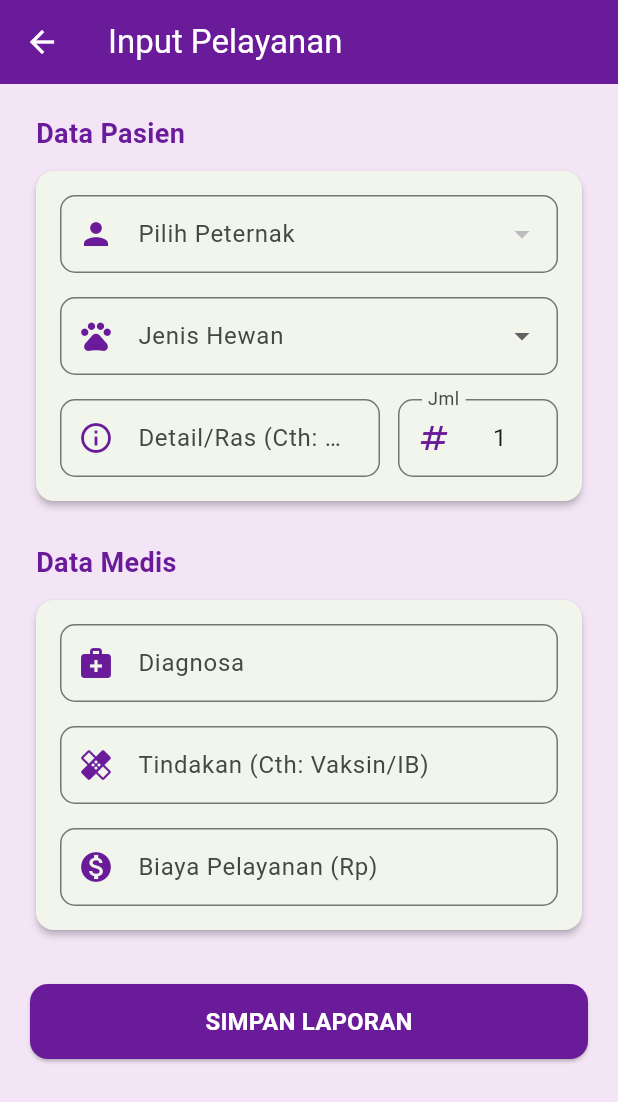
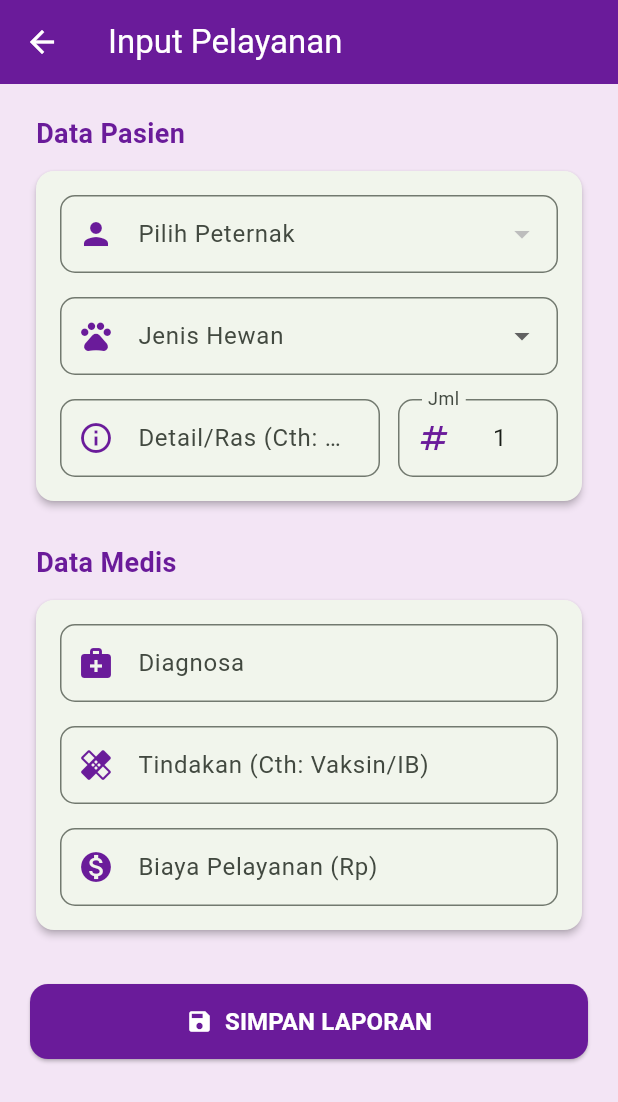
Before and after one commit to amdwildanabdillah/puskeswan-app, a Flutter app: the screen it shows once a user with an empty profile is signed in, after a tap on "Input Pelayanan", on a phone screen of 412 x 824 dp. Shown: the top 1102 px of the screen. Run offline on Flutter 3.47's test engine with Material 3 defaults, Android fonts, the light colour scheme and no system bars; our stand-ins replace connectivity_plus, csv, pdf, printing, sqflite, supabase_flutter; missing offline and left inert: file_saver; accounts and stored records are empty; network calls fail.

Commit message:
fix dashboard sync UI and logic

```diff
--- a/lib/screens/dashboard_screen.dart
+++ b/lib/screens/dashboard_screen.dart
@@ -1,5 +1,7 @@
 import 'package:flutter/material.dart';
 import 'package:supabase_flutter/supabase_flutter.dart';
+import 'package:connectivity_plus/connectivity_plus.dart';
+import '../services/database_helper.dart';
 
 // Import Screen Lainnya
 import 'login_screen.dart';
@@ -7,17 +9,99 @@ import 'gudang_screen.dart';
 import 'input_pelayanan.dart';
 import 'invoice_screen.dart';
 import 'data_peternak_screen.dart';
-import 'about_screen.dart'; // <--- Pastikan file about_screen.dart sudah dibuat
+import 'about_screen.dart';
 
-class DashboardScreen extends StatelessWidget {
-  final String role; // 'Admin Gudang' atau 'Dokter Hewan'
-  final String nama; // Nama user yang login
+class DashboardScreen extends StatefulWidget {
+  final String role;
+  final String nama;
 
   const DashboardScreen({super.key, required this.role, required this.nama});
 
-  // Fungsi Logout
+  @override
+  State<DashboardScreen> createState() => _DashboardScreenState();
+}
+
+class _DashboardScreenState extends State<DashboardScreen> {
+  int _pendingDataCount = 0;
+  bool _isSyncing = false;
+
+  @override
+  void initState() {
+    super.initState();
+    _checkPendingData();
+  }
+
+  void _refreshDashboard() {
+    _checkPendingData();
+  }
+
+  Future<void> _checkPendingData() async {
+    final count = await DatabaseHelper().countPending();
+    if (mounted) {
+      setState(() {
+        _pendingDataCount = count;
+      });
+    }
+  }
+
+  Future<void> _syncNow() async {
+    final connectivityResult = await (Connectivity().checkConnectivity());
+    if (connectivityResult.contains(ConnectivityResult.none)) {
+      if (mounted) {
+        ScaffoldMessenger.of(context).showSnackBar(
+          const SnackBar(
+            content: Text("Masih gak ada sinyal Mas! Cari wifi dulu."),
+          ),
+        );
+      }
+      return;
+    }
+
+    setState(() => _isSyncing = true);
+
+    try {
+      final db = DatabaseHelper();
+      final pendingList = await db.getTransaksiPending();
+
+      int successCount = 0;
+
+      for (var item in pendingList) {
+        final dataToUpload = Map<String, dynamic>.from(item);
+        dataToUpload.remove('id');
+
+        await Supabase.instance.client.from('pelayanan').insert(dataToUpload);
+
+        await db.deleteTransaksi(item['id']);
+        successCount++;
+      }
+
+      if (mounted) {
+        ScaffoldMessenger.of(context).showSnackBar(
+          SnackBar(
+            content: Text(
+              "Sukses! $successCount data berhasil di-upload ke Cloud ☁️",
+            ),
+            backgroundColor: Colors.green,
+          ),
+        );
+      }
+
+      _checkPendingData();
+    } catch (e) {
+      if (mounted) {
+        ScaffoldMessenger.of(context).showSnackBar(
+          SnackBar(
+            content: Text("Gagal Sync: $e"),
+            backgroundColor: Colors.red,
+          ),
+        );
+      }
+    } finally {
+      if (mounted) setState(() => _isSyncing = false);
+    }
+  }
+
   Future<void> _logout(BuildContext context) async {
-    // Tampilkan konfirmasi dulu biar gak kepencet
     final confirm = await showDialog<bool>(
       context: context,
       builder: (context) => AlertDialog(
@@ -54,18 +138,17 @@ class DashboardScreen extends StatelessWidget {
   @override
   Widget build(BuildContext context) {
     return Scaffold(
-      backgroundColor: Colors.purple[50], // Background ungu muda
+      backgroundColor: Colors.purple[50],
       appBar: AppBar(
         title: const Text(
           "Puskeswan Trenggalek",
           style: TextStyle(fontWeight: FontWeight.bold),
         ),
         centerTitle: true,
-        backgroundColor: Colors.purple[800], // Warna Ungu Tua
+        backgroundColor: Colors.purple[800],
         foregroundColor: Colors.white,
         elevation: 0,
         actions: [
-          // TOMBOL INFO (ABOUT VIXEL)
           IconButton(
             icon: const Icon(Icons.info_outline),
             tooltip: "Tentang Aplikasi",
@@ -76,8 +159,6 @@ class DashboardScreen extends StatelessWidget {
               );
             },
           ),
-
-          // TOMBOL LOGOUT
           IconButton(
             icon: const Icon(Icons.logout),
             tooltip: "Keluar",
@@ -87,7 +168,7 @@ class DashboardScreen extends StatelessWidget {
       ),
       body: Column(
         children: [
-          // HEADER PROFIL (Desain Curve)
+          // HEADER PROFIL
           Container(
             width: double.infinity,
             padding: const EdgeInsets.fromLTRB(24, 10, 24, 30),
@@ -107,12 +188,11 @@ class DashboardScreen extends StatelessWidget {
             ),
             child: Row(
               children: [
-                // Avatar Inisial
                 CircleAvatar(
                   radius: 30,
                   backgroundColor: Colors.white,
                   child: Text(
-                    nama.isNotEmpty ? nama[0].toUpperCase() : "P",
+                    widget.nama.isNotEmpty ? widget.nama[0].toUpperCase() : "P",
                     style: TextStyle(
                       fontSize: 24,
                       fontWeight: FontWeight.bold,
@@ -121,8 +201,6 @@ class DashboardScreen extends StatelessWidget {
                   ),
                 ),
                 const SizedBox(width: 16),
-
-                // Info Nama & Role
                 Expanded(
                   child: Column(
                     crossAxisAlignment: CrossAxisAlignment.start,
@@ -133,7 +211,7 @@ class DashboardScreen extends StatelessWidget {
                       ),
                       const SizedBox(height: 4),
                       Text(
-                        nama,
+                        widget.nama,
                         style: const TextStyle(
                           fontSize: 20,
                           fontWeight: FontWeight.bold,
@@ -152,7 +230,7 @@ class DashboardScreen extends StatelessWidget {
                           borderRadius: BorderRadius.circular(8),
                         ),
                         child: Text(
-                          role,
+                          widget.role,
                           style: const TextStyle(
                             color: Colors.white,
                             fontSize: 12,
@@ -167,48 +245,94 @@ class DashboardScreen extends StatelessWidget {
             ),
           ),
 
+          // --- AREA NOTIFIKASI SYNC (FIXED: Colors.orange[900]) ---
+          if (_pendingDataCount > 0)
+            Container(
+              margin: const EdgeInsets.fromLTRB(16, 16, 16, 0),
+              padding: const EdgeInsets.symmetric(horizontal: 16, vertical: 12),
+              decoration: BoxDecoration(
+                color: Colors.orange[100],
+                borderRadius: BorderRadius.circular(12),
+                border: Border.all(color: Colors.orange),
+              ),
+              child: Row(
+                children: [
+                  const Icon(Icons.cloud_off, color: Colors.orange),
+                  const SizedBox(width: 12),
+                  Expanded(
+                    child: Column(
+                      crossAxisAlignment: CrossAxisAlignment.start,
+                      children: [
+                        Text(
+                          "$_pendingDataCount Data Belum Upload",
+                          // FIX DISINI: Hapus const dan pakai [900]
+                          style: TextStyle(
+                            fontWeight: FontWeight.bold,
+                            color: Colors.orange[900],
+                          ),
+                        ),
+                        const Text(
+                          "Segera upload saat ada sinyal.",
+                          style: TextStyle(fontSize: 12, color: Colors.brown),
+                        ),
+                      ],
+                    ),
+                  ),
+                  _isSyncing
+                      ? const SizedBox(
+                          width: 20,
+                          height: 20,
+                          child: CircularProgressIndicator(strokeWidth: 2),
+                        )
+                      : ElevatedButton(
+                          onPressed: _syncNow,
+                          style: ElevatedButton.styleFrom(
+                            backgroundColor: Colors.orange,
+                            foregroundColor: Colors.white,
+                            padding: const EdgeInsets.symmetric(horizontal: 12),
+                          ),
+                          child: const Text("Upload"),
+                        ),
+                ],
+              ),
+            ),
+
           // GRID MENU UTAMA
           Expanded(
             child: GridView.count(
               padding: const EdgeInsets.all(24),
-              crossAxisCount: 2, // 2 Kolom
+              crossAxisCount: 2,
               crossAxisSpacing: 16,
               mainAxisSpacing: 16,
               children: [
-                // 1. STOK GUDANG
                 _buildMenuCard(
                   context,
                   "Stok Gudang",
                   Icons.warehouse,
                   Colors.orange,
-                  GudangScreen(role: role),
+                  GudangScreen(role: widget.role),
                 ),
-
-                // 2. DATA PETERNAK
                 _buildMenuCard(
                   context,
                   "Data Peternak",
                   Icons.people,
                   Colors.blue,
-                  DataPeternakScreen(role: role),
+                  DataPeternakScreen(role: widget.role),
                 ),
-
-                // 3. INPUT PELAYANAN (Penting!)
                 _buildMenuCard(
                   context,
                   "Input Pelayanan",
                   Icons.pets,
                   Colors.purple,
                   const InputPelayananScreen(),
+                  needRefresh: true,
                 ),
-
-                // 4. INVOICE SANGU
                 _buildMenuCard(
                   context,
                   "Invoice Sangu",
                   Icons.attach_money,
                   Colors.green,
-                  InvoiceScreen(role: role),
+                  InvoiceScreen(role: widget.role),
                 ),
               ],
             ),
@@ -218,17 +342,23 @@ class DashboardScreen extends StatelessWidget {
     );
   }
 
-  // WIDGET KARTU MENU BIAR RAPI
   Widget _buildMenuCard(
     BuildContext context,
     String title,
     IconData icon,
     Color color,
-    Widget page,
-  ) {
+    Widget page, {
+    bool needRefresh = false,
+  }) {
     return InkWell(
-      onTap: () {
-        Navigator.push(context, MaterialPageRoute(builder: (context) => page));
+      onTap: () async {
+        await Navigator.push(
+          context,
+          MaterialPageRoute(builder: (context) => page),
+        );
+        if (needRefresh) {
+          _refreshDashboard();
+        }
       },
       borderRadius: BorderRadius.circular(20),
       child: Card(
--- a/lib/screens/input_pelayanan.dart
+++ b/lib/screens/input_pelayanan.dart
@@ -1,5 +1,7 @@
 import 'package:flutter/material.dart';
 import 'package:supabase_flutter/supabase_flutter.dart';
+import 'package:connectivity_plus/connectivity_plus.dart'; // Cek Sinyal
+import '../services/database_helper.dart'; // Database Lokal
 
 class InputPelayananScreen extends StatefulWidget {
   const InputPelayananScreen({super.key});
@@ -16,19 +18,15 @@ class _InputPelayananScreenState extends State<InputPelayananScreen> {
   final _diagnosaController = TextEditingController();
   final _tindakanController = TextEditingController();
   final _biayaController = TextEditingController();
-  final _detailHewanController = TextEditingController(); // Baru: Ras/Ciri
-  final _jumlahHewanController = TextEditingController(
-    text: '1',
-  ); // Baru: Jumlah
-  final _customHewanController =
-      TextEditingController(); // Baru: Buat ketik "Lainnya"
+  final _detailHewanController = TextEditingController();
+  final _jumlahHewanController = TextEditingController(text: '1');
+  final _customHewanController = TextEditingController();
 
   // State Variables
   List<Map<String, dynamic>> _peternakList = [];
   String? _selectedPeternakId;
   String? _selectedPeternakNama;
 
-  // Pilihan Hewan Standar
   final List<String> _hewanList = [
     'Sapi',
     'Kambing',
@@ -48,27 +46,27 @@ class _InputPelayananScreenState extends State<InputPelayananScreen> {
     _fetchPeternak();
   }
 
-  // 1. Ambil Data Peternak buat Dropdown
+  // 1. Ambil Data Peternak
   Future<void> _fetchPeternak() async {
+    // Cek koneksi dulu, kalau offline kita gak bisa load dropdown (Kelemahan V1)
+    // Solusi: Pastikan user buka aplikasi pas ada sinyal dulu
     try {
       final data = await _supabase
           .from('peternak')
           .select('id, nama')
           .order('nama', ascending: true);
 
+      if (mounted) {
         setState(() {
           _peternakList = List<Map<String, dynamic>>.from(data);
         });
+      }
     } catch (e) {
-      if (mounted) {
-        ScaffoldMessenger.of(context).showSnackBar(
-          SnackBar(content: Text("Gagal memuat data peternak: $e")),
-        );
-      }
+      // Silent error kalau offline, biar gak ganggu UI
     }
   }
 
-  // 2. Fungsi Simpan ke Database
+  // 2. LOGIKA UTAMA: HYBRID SAVE (ONLINE/OFFLINE)
   Future<void> _submit() async {
     if (!_formKey.currentState!.validate()) return;
     if (_selectedPeternakId == null) {
@@ -81,13 +79,11 @@ class _InputPelayananScreenState extends State<InputPelayananScreen> {
     setState(() => _isLoading = true);
 
     try {
-      // LOGIKA JENIS HEWAN:
-      // Kalau pilih "Lainnya", ambil dari textfield manual. Kalau bukan, ambil dari dropdown.
+      // A. Siapkan Data
       String jenisHewanFinal = _selectedHewan == 'Lainnya'
           ? _customHewanController.text.trim()
           : _selectedHewan!;
 
-      // Validasi kalau "Lainnya" tapi kosong
       if (jenisHewanFinal.isEmpty) {
         ScaffoldMessenger.of(context).showSnackBar(
           const SnackBar(content: Text("Silakan tulis jenis hewannya!")),
@@ -96,38 +92,70 @@ class _InputPelayananScreenState extends State<InputPelayananScreen> {
         return;
       }
 
-      // KIRIM KE DATABASE
-      await _supabase.from('pelayanan').insert({
-        'nama_peternak': _selectedPeternakNama, // Simpan nama buat history
-        // Idealnya simpan ID juga kalau relasi, tapi sementara nama dulu gapapa
-        'jenis_hewan': jenisHewanFinal,
-        'detail_hewan': _detailHewanController.text.trim(), // Baru
-        'jumlah_hewan': int.tryParse(_jumlahHewanController.text) ?? 1, // Baru
-        'diagnosa': _diagnosaController.text.trim(),
-        'jenis_layanan': _tindakanController.text.trim(), // Tindakan
-        'biaya':
+      int biayaFix =
           int.tryParse(
             _biayaController.text.replaceAll(RegExp(r'[^0-9]'), ''),
           ) ??
-            0,
-        'waktu': DateTime.now().toIso8601String(),
-        // Kita simpan email dokter yang login buat laporan kinerja
-        'dokter_email': _supabase.auth.currentUser?.email ?? 'admin',
-      });
+          0;
+      String userEmail = _supabase.auth.currentUser?.email ?? 'admin';
+      String waktuSekarang = DateTime.now().toIso8601String();
+
+      // Map Data Standar
+      final dataLaporan = {
+        'nama_peternak': _selectedPeternakNama,
+        'jenis_hewan': jenisHewanFinal,
+        'detail_hewan': _detailHewanController.text.trim(),
+        'jumlah_hewan': int.tryParse(_jumlahHewanController.text) ?? 1,
+        'diagnosa': _diagnosaController.text.trim(),
+        'jenis_layanan': _tindakanController.text.trim(),
+        'biaya': biayaFix,
+        'waktu': waktuSekarang,
+        'dokter_email': userEmail,
+      };
+
+      // B. CEK KONEKSI INTERNET
+      final connectivityResult = await (Connectivity().checkConnectivity());
+
+      // Jika TIDAK ADA koneksi (Mobile, Wifi, Ethernet, dll)
+      bool isOffline = connectivityResult.contains(ConnectivityResult.none);
+
+      if (isOffline) {
+        // --- SKENARIO OFFLINE: SIMPAN KE HP ---
+        await DatabaseHelper().insertTransaksi(dataLaporan);
 
         if (mounted) {
           ScaffoldMessenger.of(context).showSnackBar(
             const SnackBar(
-            content: Text("Laporan Berhasil Disimpan! ✅"),
+              content: Text("OFFLINE MODE: Data disimpan di HP 💾"),
+              backgroundColor: Colors.orange,
+              duration: Duration(seconds: 3),
+            ),
+          );
+          Navigator.pop(context); // Balik ke dashboard
+        }
+      } else {
+        // --- SKENARIO ONLINE: KIRIM KE SUPABASE ---
+        await _supabase.from('pelayanan').insert(dataLaporan);
+
+        if (mounted) {
+          ScaffoldMessenger.of(context).showSnackBar(
+            const SnackBar(
+              content: Text("ONLINE: Laporan Terupload! ✅"),
               backgroundColor: Colors.green,
             ),
           );
-        Navigator.pop(context); // Kembali ke dashboard
+          Navigator.pop(context); // Balik ke dashboard
+        }
       }
     } catch (e) {
+      // Error Handling (Misal sinyal putus di tengah jalan)
+      // Opsional: Bisa dipaksa simpan ke lokal kalau error supabase
       if (mounted) {
         ScaffoldMessenger.of(context).showSnackBar(
-          SnackBar(content: Text("Error: $e"), backgroundColor: Colors.red),
+          SnackBar(
+            content: Text("Gagal Simpan: $e"),
+            backgroundColor: Colors.red,
+          ),
         );
       }
     } finally {
@@ -138,7 +166,7 @@ class _InputPelayananScreenState extends State<InputPelayananScreen> {
   @override
   Widget build(BuildContext context) {
     return Scaffold(
-      backgroundColor: Colors.purple[50], // Tema Ungu Muda
+      backgroundColor: Colors.purple[50],
       appBar: AppBar(
         title: const Text("Input Pelayanan"),
         backgroundColor: Colors.purple[800],
@@ -163,6 +191,8 @@ class _InputPelayananScreenState extends State<InputPelayananScreen> {
                   child: Column(
                     children: [
                       // 1. DROPDOWN PETERNAK
+                      // Note: Kalau Offline total pas buka app, ini bakal kosong.
+                      // Solusi V2 nanti: Cache data peternak juga.
                       DropdownButtonFormField<String>(
                         decoration: _inputDecor("Pilih Peternak", Icons.person),
                         value: _selectedPeternakId,
@@ -175,7 +205,6 @@ class _InputPelayananScreenState extends State<InputPelayananScreen> {
                         onChanged: (value) {
                           setState(() {
                             _selectedPeternakId = value;
-                            // Cari nama berdasarkan ID
                             final selectedData = _peternakList.firstWhere(
                               (e) => e['id'].toString() == value,
                             );
@@ -199,7 +228,6 @@ class _InputPelayananScreenState extends State<InputPelayananScreen> {
                             setState(() => _selectedHewan = value),
                       ),
 
-                      // 3. TEXTFIELD KHUSUS (Muncul cuma kalau pilih "Lainnya")
                       if (_selectedHewan == 'Lainnya')
                         Padding(
                           padding: const EdgeInsets.only(top: 16),
@@ -216,7 +244,6 @@ class _InputPelayananScreenState extends State<InputPelayananScreen> {
 
                       const SizedBox(height: 16),
 
-                      // 4. ROW: DETAIL & JUMLAH
                       Row(
                         children: [
                           Expanded(
@@ -308,12 +335,19 @@ class _InputPelayananScreenState extends State<InputPelayananScreen> {
                   ),
                   child: _isLoading
                       ? const CircularProgressIndicator(color: Colors.white)
-                      : const Text(
+                      : const Row(
+                          mainAxisAlignment: MainAxisAlignment.center,
+                          children: [
+                            Icon(Icons.save),
+                            SizedBox(width: 8),
+                            Text(
                               "SIMPAN LAPORAN",
                               style: TextStyle(
                                 fontSize: 16,
                                 fontWeight: FontWeight.bold,
                               ),
+                            ),
+                          ],
                         ),
                 ),
               ),
@@ -324,7 +358,6 @@ class _InputPelayananScreenState extends State<InputPelayananScreen> {
     );
   }
 
-  // Helper Styles
   InputDecoration _inputDecor(String label, IconData icon) {
     return InputDecoration(
       labelText: label,
--- /dev/null
+++ b/lib/services/database_helper.dart
@@ -0,0 +1,70 @@
+import 'package:sqflite/sqflite.dart';
+import 'package:path/path.dart';
+
+class DatabaseHelper {
+  static final DatabaseHelper _instance = DatabaseHelper._internal();
+  static Database? _database;
+
+  factory DatabaseHelper() => _instance;
+
+  DatabaseHelper._internal();
+
+  Future<Database> get database async {
+    if (_database != null) return _database!;
+    _database = await _initDatabase();
+    return _database!;
+  }
+
+  Future<Database> _initDatabase() async {
+    String path = join(await getDatabasesPath(), 'puskeswan_local.db');
+    return await openDatabase(
+      path,
+      version: 1,
+      onCreate: (db, version) async {
+        await db.execute('''
+          CREATE TABLE transaksi_pending(
+            id INTEGER PRIMARY KEY AUTOINCREMENT,
+            dokter_email TEXT,
+            nama_peternak TEXT,
+            jenis_hewan TEXT,   -- TAMBAHAN
+            detail_hewan TEXT,
+            jumlah_hewan INTEGER,
+            diagnosa TEXT,      -- TAMBAHAN
+            jenis_layanan TEXT,
+            biaya INTEGER,
+            waktu TEXT
+          )
+        ''');
+      },
+    );
+  }
+
+  // 1. Simpan Transaksi ke HP (Kalau Offline)
+  Future<int> insertTransaksi(Map<String, dynamic> row) async {
+    Database db = await database;
+    return await db.insert('transaksi_pending', row);
+  }
+
+  // 2. Ambil Semua Data Pending (Buat di-upload nanti)
+  Future<List<Map<String, dynamic>>> getTransaksiPending() async {
+    Database db = await database;
+    return await db.query('transaksi_pending');
+  }
+
+  // 3. Hapus Data Pending (Kalau udah sukses upload)
+  Future<int> deleteTransaksi(int id) async {
+    Database db = await database;
+    return await db.delete(
+      'transaksi_pending',
+      where: 'id = ?',
+      whereArgs: [id],
+    );
+  }
+
+  // 4. Hitung Jumlah Data Pending (Buat lencana notifikasi)
+  Future<int> countPending() async {
+    Database db = await database;
+    var result = await db.rawQuery('SELECT COUNT(*) FROM transaksi_pending');
+    return Sqflite.firstIntValue(result) ?? 0;
+  }
+}
--- a/pubspec.yaml
+++ b/pubspec.yaml
@@ -40,6 +40,9 @@ dependencies:
   intl: ^0.20.2
   csv: ^6.0.0
   file_saver: ^0.3.1
+  sqflite: ^2.4.2
+  path: ^1.9.1
+  connectivity_plus: ^7.0.0
 
 dev_dependencies:
   flutter_test:
```
Also changed, not shown: pubspec.lock, 4 other files. Lines whose indentation alone changed are shown as unchanged.
